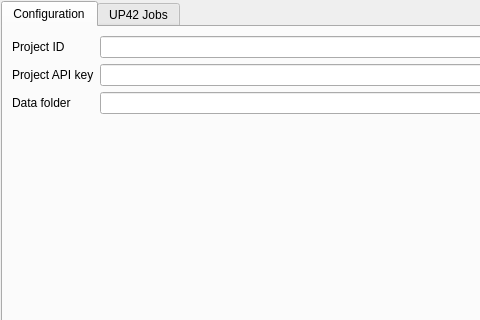
josesahad/up42-qgis-plugin, file dockwidget.ui: the form before one commit; both pictures show x 0 to 480 and y 0 to 320 of the 853 by 592 pixel window.
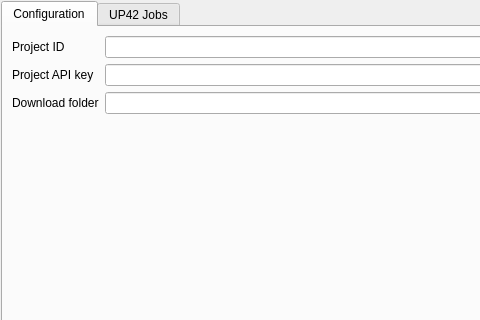
The form after the commit. The open tabs and pages were chosen to show the change.

Commit message: implement settings

The edit to the form file:
```diff
--- a/dockwidget.ui
+++ b/dockwidget.ui
@@ -69,7 +69,7 @@
                                         <item row="2" column="0">
                                             <widget class="QLabel" name="dataFolderLabel">
                                                 <property name="text">
-                                                    <string>Data folder</string>
+                                                    <string>Download folder</string>
                                                 </property>
                                             </widget>
                                         </item>
```
Left out of the diff: 4 changed lines with no effect on the pictures. The commit also changes 2 other files.
